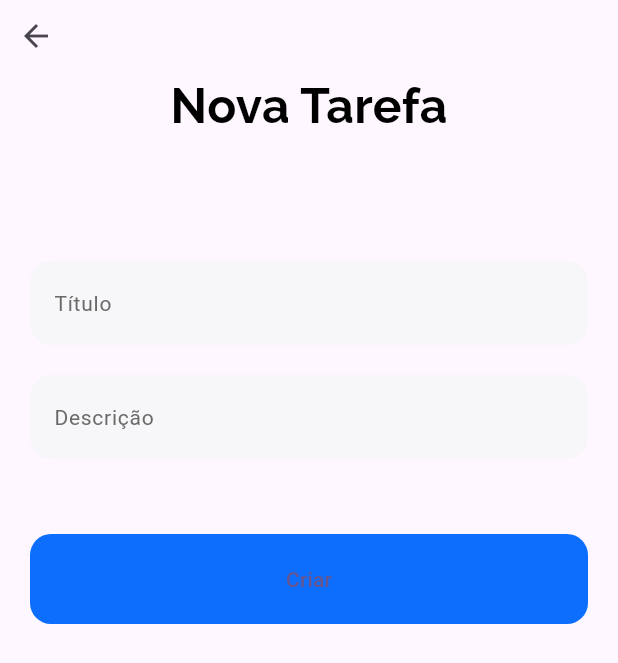
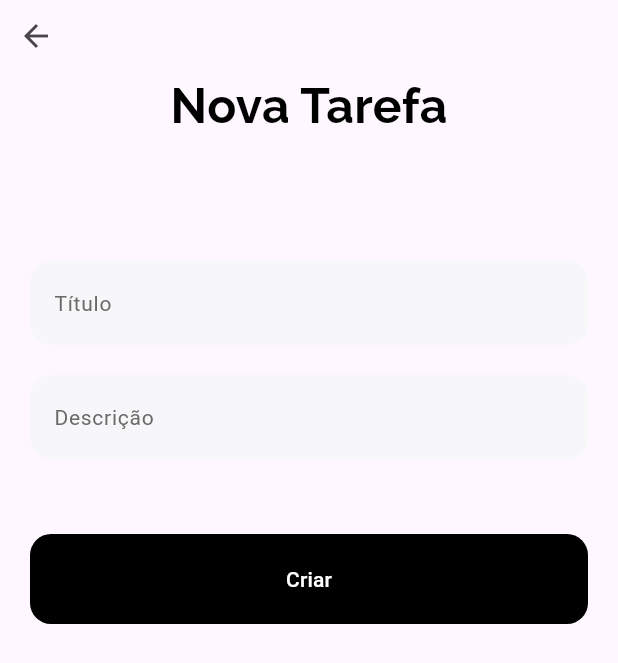
Before and after one commit to luhelenals/task-app, a Flutter app: the ViewTask screen opened directly, on a phone screen of 412 x 824 dp. Shown: the top 663 px of the screen. Run offline on Flutter 3.47's test engine with Material 3 defaults, Android fonts, the phone set to English and light mode, and no system bars; our stand-ins replace firebase_auth, firebase_core, fluttertoast, google_fonts, hive, hive_flutter; accounts and stored records are empty; network calls fail.

```diff
--- a/lib/pages/view_task.dart
+++ b/lib/pages/view_task.dart
@@ -1,11 +1,11 @@
-import 'package:cloud_firestore/cloud_firestore.dart';
 import 'package:firebase_auth/firebase_auth.dart';
 import 'package:flutter/material.dart';
 import 'package:google_fonts/google_fonts.dart';
 import 'package:hive/hive.dart';
 import 'package:task_app/models/task_model.dart';
 import 'package:task_app/pages/home.dart';
-import 'package:task_app/services/task_service.dart';
+import 'package:task_app/utils/button_helper.dart';
+import 'package:task_app/utils/snackbar_helper.dart';
 import 'package:uuid/uuid.dart';
 
 class ViewTask extends StatefulWidget {
@@ -20,7 +20,6 @@ class ViewTask extends StatefulWidget {
 class _ViewTaskState extends State<ViewTask> {
   final TextEditingController _tituloController = TextEditingController();
   final TextEditingController _descricaoController = TextEditingController();
-  final TaskService _taskService = TaskService();
   final String uid = FirebaseAuth.instance.currentUser!.uid;
 
   bool isLoading = true;
@@ -142,17 +141,7 @@ class _ViewTaskState extends State<ViewTask> {
       );
 
   Widget _salvar(BuildContext context) {
-    return Padding(
-      padding: const EdgeInsets.symmetric(horizontal: 20),
-      child: ElevatedButton(
-        style: ElevatedButton.styleFrom(
-          backgroundColor: const Color(0xff0D6EFD),
-          shape: RoundedRectangleBorder(
-            borderRadius: BorderRadius.circular(14),
-          ),
-          minimumSize: const Size(double.infinity, 60),
-          elevation: 0,
-        ),
+    return ElevatedButtonHelper(
       onPressed: () async {
         final box = await Hive.openBox<Task>('tasks');
 
@@ -175,9 +164,7 @@ class _ViewTaskState extends State<ViewTask> {
             task.descricao = _descricaoController.text;
             await task.save();
 
-              ScaffoldMessenger.of(context).showSnackBar(
-                const SnackBar(content: Text("Tarefa atualizada com sucesso!")),
-              );
+            showSnackbar(message: "Tarefa atualizada com sucesso!", context: context);
           }
         }
 
@@ -187,8 +174,7 @@ class _ViewTaskState extends State<ViewTask> {
           MaterialPageRoute(builder: (_) => const Home()),
         );
       },
-        child: Text(widget.taskId == null ? "Criar" : "Salvar"),
-      ),
+      title: widget.taskId == null ? "Criar" : "Salvar"
     );
   }
 }
--- /dev/null
+++ b/lib/utils/button_helper.dart
@@ -0,0 +1,37 @@
+import 'package:flutter/material.dart';
+
+class ElevatedButtonHelper extends StatelessWidget {
+  final String title;
+  final VoidCallback onPressed;
+
+  const ElevatedButtonHelper({
+    super.key,
+    required this.title,
+    required this.onPressed,
+  });
+
+  @override
+  Widget build(BuildContext context) {
+    return Padding(
+      padding: const EdgeInsets.symmetric(horizontal: 20),
+      child: ElevatedButton(
+        style: ElevatedButton.styleFrom(
+          backgroundColor: Colors.black,
+          shape: RoundedRectangleBorder(
+            borderRadius: BorderRadius.circular(14),
+          ),
+          minimumSize: const Size(double.infinity, 60),
+          elevation: 0,
+        ),
+        onPressed: onPressed,
+        child: Text(
+          title,
+          style: const TextStyle(
+            color: Colors.white,
+            fontWeight: FontWeight.w500,
+          ),
+        ),
+      )
+    );
+  }
+}
```
Also changed, not shown: lib/pages/home.dart (+22 -6 lines), lib/pages/login.dart (+3 -10 lines), lib/pages/signup.dart (+3 -10 lines), lib/services/auth_service.dart (+3 -16 lines), lib/utils/snackbar_helper.dart (added, +16 -0 lines). Lines whose indentation alone changed are shown as unchanged.
